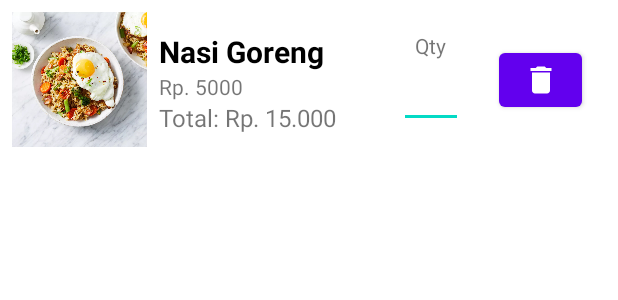
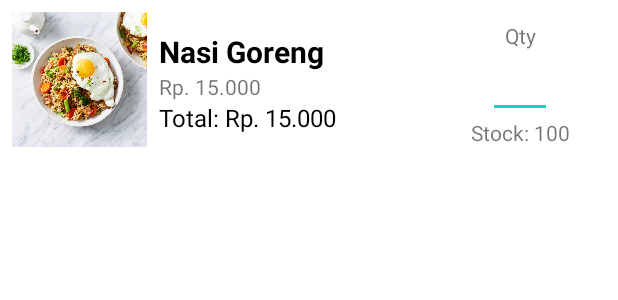
Before and after one commit to noelmandak/SalesNotes, an Android app: the layout list_item_checkout.xml on its own in the app's theme, with its tools: preview values and no code run, on a phone screen of 412 x 824 dp. Shown: the top 300 px of the screen. Run offline under Robolectric (Android 15) with nearby library versions, the phone set to English and light mode, and no system bars.

Commit message:
last commit

```diff
--- a/app/src/main/java/com/example/salesnotes/ApiService.kt
+++ b/app/src/main/java/com/example/salesnotes/ApiService.kt
@@ -42,4 +42,7 @@ interface CancelService {
 interface TransactionService {
     @GET("/transaction")
     suspend fun getAllTransactions(@Header("token") token: String): List<Transaction>
+
+    @GET("cancel_order/{id}")
+    suspend fun cancelOrder(@Path("id") transactionId: String) : Status
 }
--- a/app/src/main/java/com/example/salesnotes/RetrofitInstance.kt
+++ b/app/src/main/java/com/example/salesnotes/RetrofitInstance.kt
@@ -4,7 +4,7 @@ import retrofit2.Retrofit
 import retrofit2.converter.gson.GsonConverterFactory
 
 object RetrofitInstance {
-    const val BASE_URL = "http://10.252.226.206:5000/"
+    const val BASE_URL = "http://10.252.227.77:5000/"
 
     private val retrofit by lazy {
         Retrofit.Builder()
--- a/app/src/main/java/com/example/salesnotes/data/ItemsAdapter.kt
+++ b/app/src/main/java/com/example/salesnotes/data/ItemsAdapter.kt
@@ -36,9 +36,11 @@ class ItemsAdapter(private val filteredProductList: MutableLiveData<List<Item>>,
             holder.hargaBarang.text =  "Rp ${formatter.format(currentItem.price)}"
             holder.stockBarang.text = "Stock : ${currentItem.stock}"
             holder.checkbox.setChecked(currentItem.isChecked)
+            if (currentItem.stock == 0) {
+                holder.checkbox.isEnabled = false
+            }
             holder.checkbox.setOnCheckedChangeListener {_, isChecked->
                 viewModel.onCheckboxClicked(currentItem.id,isChecked)
-
             }
             var imageUrl = RetrofitInstance.BASE_URL + currentItem.imgUrl
 
@@ -65,7 +67,7 @@ class ItemsAdapter(private val filteredProductList: MutableLiveData<List<Item>>,
     class  ProductHolder(itemView : View) : RecyclerView.ViewHolder(itemView) {
         val namaBarang : TextView = itemView.findViewById(R.id.namaBarangTextView)
         val stockBarang : TextView = itemView.findViewById(R.id.hargaBarangTextView)
-        val hargaBarang : TextView = itemView.findViewById(R.id.hargaTotalBarangTextView)
+        val hargaBarang : TextView = itemView.findViewById(R.id.hargaBarangCheckoutTextView)
         val fotoBarang : ImageView = itemView.findViewById(R.id.namaBarangImageView)
         val checkbox : CheckBox = itemView.findViewById(R.id.productcheckBox)
     }
--- a/app/src/main/java/com/example/salesnotes/data/transaction.kt
+++ b/app/src/main/java/com/example/salesnotes/data/transaction.kt
@@ -8,5 +8,4 @@ data class Transaction(
     @SerializedName("total")val transactionValue : Int,
     @SerializedName("status") var transactionStatus : String,
     @SerializedName("date") val transactionDate : String
-
 )
--- a/app/src/main/res/layout/fragment_transaction.xml
+++ b/app/src/main/res/layout/fragment_transaction.xml
@@ -22,7 +22,7 @@
             android:gravity="center"
             android:hint="Search Item"
             android:isScrollContainer="false"
-            android:text="@{viewModel.searchKey}"
+            android:text=""
             android:textSize="12sp"
             app:layout_constraintBottom_toBottomOf="parent"
             app:layout_constraintStart_toEndOf="@+id/imageView"
--- a/app/src/main/res/layout/list_item.xml
+++ b/app/src/main/res/layout/list_item.xml
@@ -49,7 +49,7 @@
             app:layout_constraintTop_toBottomOf="@+id/namaBarangTextView" />
 
         <TextView
-            android:id="@+id/hargaTotalBarangTextView"
+            android:id="@+id/hargaBarangCheckoutTextView"
             android:layout_width="wrap_content"
             android:layout_height="wrap_content"
             android:layout_marginTop="52dp"
--- a/app/src/main/res/layout/list_item_checkout.xml
+++ b/app/src/main/res/layout/list_item_checkout.xml
@@ -30,22 +30,26 @@
             android:id="@+id/namaBarangTextView"
             android:layout_width="wrap_content"
             android:layout_height="wrap_content"
+            android:maxLines="1"
             android:text="Nasi Goreng"
             android:textColor="@color/black"
             android:textSize="20sp"
             android:textStyle="bold" />
 
         <TextView
-            android:id="@+id/hargaBarangTextView"
+            android:id="@+id/hargaBarangCheckoutTextView"
             android:layout_width="wrap_content"
             android:layout_height="wrap_content"
-            android:text="Rp. 5000" />
+            android:text="Rp. 15.000"
+            android:textSize="14sp" />
 
         <TextView
-            android:id="@+id/hargaTotalBarangTextView"
+            android:id="@+id/hargaTotalBarangTextView2"
             android:layout_width="wrap_content"
             android:layout_height="wrap_content"
+            android:maxLines="1"
             android:text="Total: Rp. 15.000"
+            android:textColor="@color/black"
             android:textSize="16sp" />
     </LinearLayout>
 
@@ -56,8 +60,9 @@
         android:gravity="center"
         android:orientation="vertical"
         app:layout_constraintBottom_toBottomOf="parent"
-        app:layout_constraintEnd_toStartOf="@+id/button"
-        app:layout_constraintTop_toTopOf="parent">
+        app:layout_constraintEnd_toEndOf="parent"
+        app:layout_constraintTop_toTopOf="parent"
+        app:layout_constraintVertical_bias="1.0">
 
         <TextView
             android:id="@+id/textView3"
@@ -73,16 +78,12 @@
             android:ems="2"
             android:inputType="number|text"
             android:textAlignment="center" />
+
+        <TextView
+            android:id="@+id/hargaBarangTextView"
+            android:layout_width="wrap_content"
+            android:layout_height="wrap_content"
+            android:text="Stock: 100" />
     </LinearLayout>
 
-    <Button
-        android:id="@+id/button"
-        android:layout_width="55dp"
-        android:layout_height="wrap_content"
-        android:layout_marginEnd="16dp"
-        app:icon="@drawable/baseline_delete_24"
-        app:layout_constraintBottom_toBottomOf="parent"
-        app:layout_constraintEnd_toEndOf="parent"
-        app:layout_constraintTop_toTopOf="parent" />
-
 </androidx.constraintlayout.widget.ConstraintLayout>
```
Also changed, not shown: app/src/main/java/com/example/salesnotes/TransactionFragment.kt (+11 -2 lines), app/src/main/java/com/example/salesnotes/TransactionViewModel.kt (+20 -0 lines), app/src/main/java/com/example/salesnotes/data/ItemsCheckoutAdapter.kt (+6 -3 lines), app/src/main/java/com/example/salesnotes/data/Status.kt (added, +7 -0 lines), app/src/main/java/com/example/salesnotes/data/TransactionAdapter.kt (+13 -6 lines), app/src/main/res/layout/list_transaction.xml (+8 -7 lines), 2 other files.
